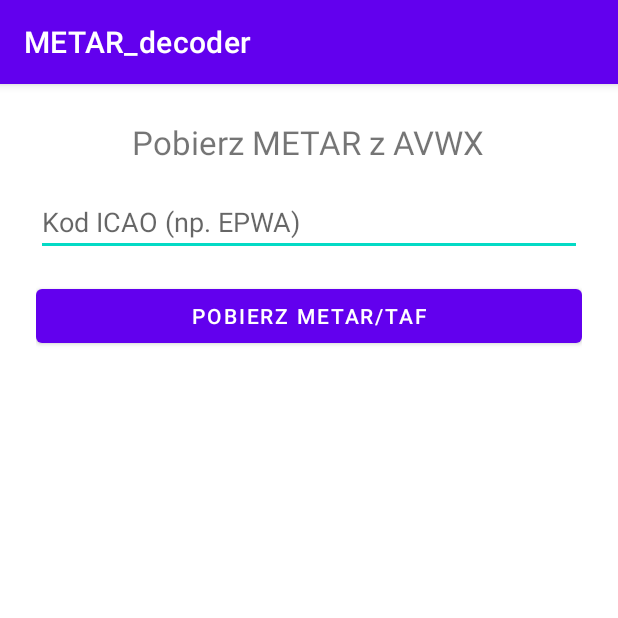
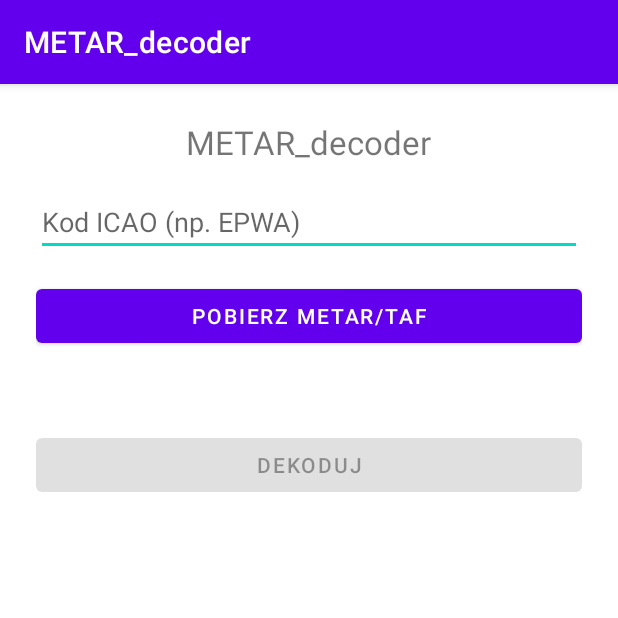
Before and after one commit to mburakowski/METAR-TAF_APP, an Android app: the HomeActivity screen opened directly, with no data from a screen before it, on a phone screen of 412 x 824 dp, the top half of it. Run offline under Robolectric (Android 15) with nearby library versions, the phone set to English and light mode, and no system bars.

Commit message:
Working decoding

```diff
--- a/METAR_decoder/app/build.gradle.kts
+++ b/METAR_decoder/app/build.gradle.kts
@@ -37,5 +37,6 @@ dependencies {
     implementation(libs.material)
     implementation("com.google.firebase:firebase-auth-ktx:22.3.1")
     implementation("com.squareup.okhttp3:okhttp:4.11.0")
+    implementation("com.google.code.gson:gson:2.10.1")
 
 }
--- a/METAR_decoder/app/src/main/res/layout/activity_home.xml
+++ b/METAR_decoder/app/src/main/res/layout/activity_home.xml
@@ -9,7 +9,7 @@
 
     <TextView
         android:id="@+id/homeTitle"
-        android:text="Pobierz METAR z AVWX"
+        android:text="METAR_decoder"
         android:textSize="22sp"
         android:layout_width="wrap_content"
         android:layout_height="wrap_content"
@@ -25,20 +25,43 @@
 
     <Button
         android:id="@+id/fetchButton"
-        android:text="Pobierz METAR/TAF"
+        android:text="POBIERZ METAR/TAF"
         android:layout_width="match_parent"
         android:layout_height="wrap_content"
         android:layout_marginTop="16dp"/>
 
     <ScrollView
         android:layout_width="match_parent"
-        android:layout_height="wrap_content"
+        android:layout_height="0dp"
+        android:layout_weight="1"
         android:layout_marginTop="16dp">
+        <LinearLayout
+            android:orientation="vertical"
+            android:layout_width="match_parent"
+            android:layout_height="wrap_content">
 
-        <TextView
-            android:id="@+id/resultTextView"
-            android:layout_width="match_parent"
-            android:layout_height="wrap_content"
-            android:text="" />
+            <TextView
+                android:id="@+id/resultTextView"
+                android:layout_width="match_parent"
+                android:layout_height="wrap_content"
+                android:text=""
+                android:textIsSelectable="true"/>
+
+            <Button
+                android:id="@+id/decodeButton"
+                android:layout_width="match_parent"
+                android:layout_height="wrap_content"
+                android:text="Dekoduj"
+                android:enabled="false"
+                android:layout_marginTop="16dp" />
+
+            <TextView
+                android:id="@+id/decodedTextView"
+                android:layout_width="match_parent"
+                android:layout_height="wrap_content"
+                android:textSize="15sp"
+                android:layout_marginTop="12dp"
+                android:textColor="#333" />
+        </LinearLayout>
     </ScrollView>
 </LinearLayout>
```
Also changed, not shown: METAR_decoder/app/src/main/java/com/example/metar_decoder/HomeActivity.kt (+71 -47 lines), METAR_decoder/app/src/main/java/com/example/metar_decoder/MetarData.kt (added, +24 -0 lines), METAR_decoder/app/src/main/java/com/example/metar_decoder/MetarUtilis.kt (added, +67 -0 lines), METAR_decoder/app/src/main/java/com/example/metar_decoder/TafResponse.kt (added, +18 -0 lines), METAR_decoder/app/src/main/java/com/example/metar_decoder/TafUtils.kt (added, +29 -0 lines), 2 other files.
